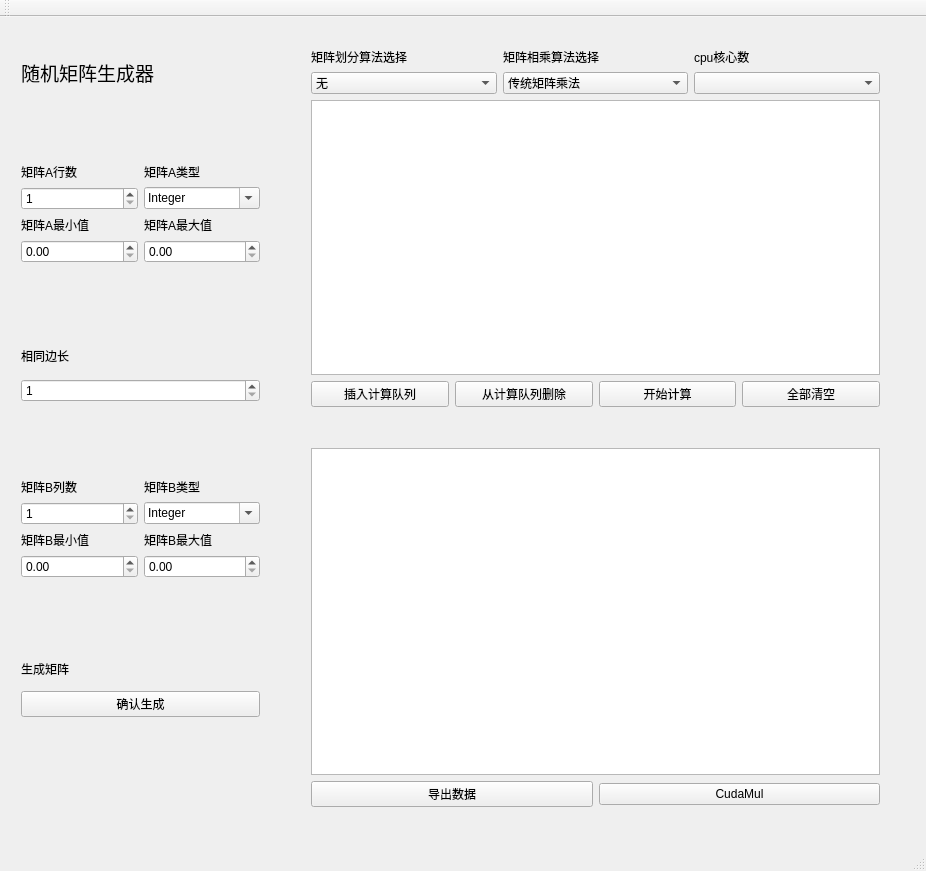
Before: the Qt Designer form QtMatrixOpenMP/QtMatrixOpenMP.ui in kbxpy12321/GradutionPro, drawn with Qt 5.
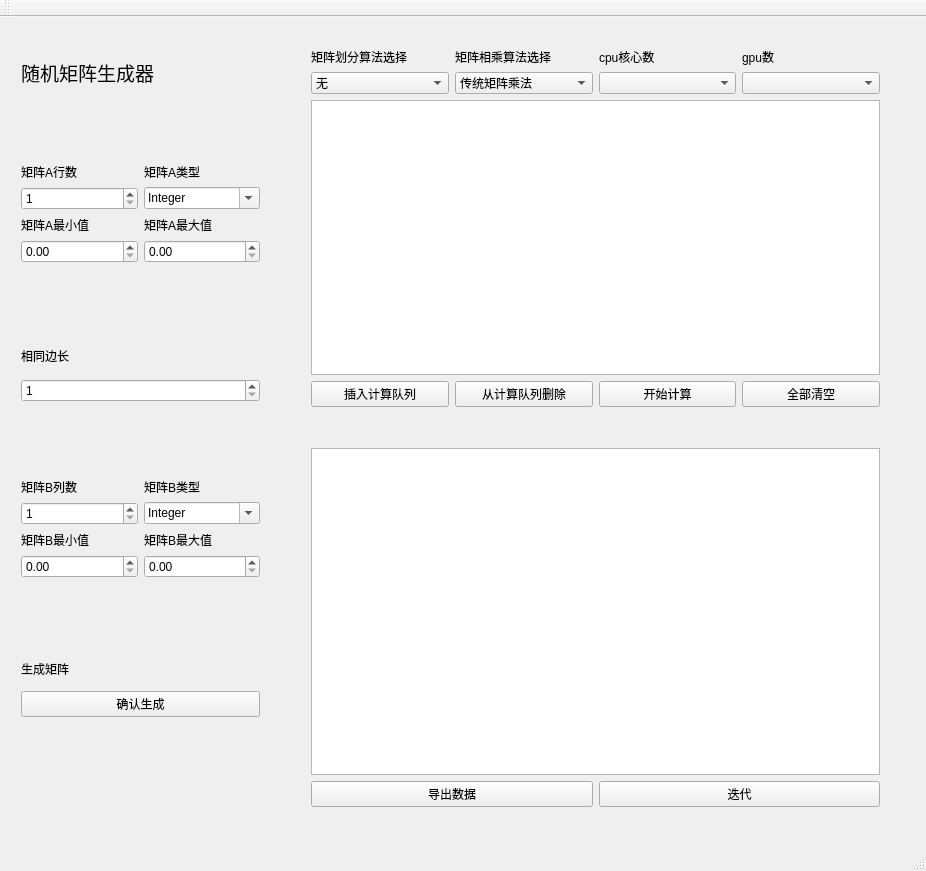
After: the same form once the commit is applied.

Diff of the .ui file:
```diff
--- a/QtMatrixOpenMP/QtMatrixOpenMP.ui
+++ b/QtMatrixOpenMP/QtMatrixOpenMP.ui
@@ -79,6 +79,9 @@
        <item>
         <widget class="QComboBox" name="comboBox_corenum"/>
        </item>
+       <item>
+        <widget class="QComboBox" name="comboBox_gpunum"/>
+       </item>
       </layout>
      </item>
      <item row="3" column="1">
@@ -118,14 +121,14 @@
        <item>
         <widget class="QLabel" name="label_name_algoformer">
          <property name="text">
-          <string>矩阵划分算法选择</string>
+          <string>矩阵划分算法选择     </string>
          </property>
         </widget>
        </item>
        <item>
         <widget class="QLabel" name="label_name_algolatter">
          <property name="text">
-          <string>矩阵相乘算法选择</string>
+          <string>矩阵相乘算法选择    </string>
          </property>
         </widget>
        </item>
@@ -136,6 +139,13 @@
          </property>
         </widget>
        </item>
+       <item>
+        <widget class="QLabel" name="label_name_gpunum">
+         <property name="text">
+          <string>gpu数</string>
+         </property>
+        </widget>
+       </item>
       </layout>
      </item>
     </layout>
@@ -162,7 +172,7 @@
        <item>
         <widget class="QPushButton" name="pushButton_showcudares">
          <property name="text">
-          <string>CudaMul</string>
+          <string>迭代</string>
          </property>
         </widget>
        </item>
```
